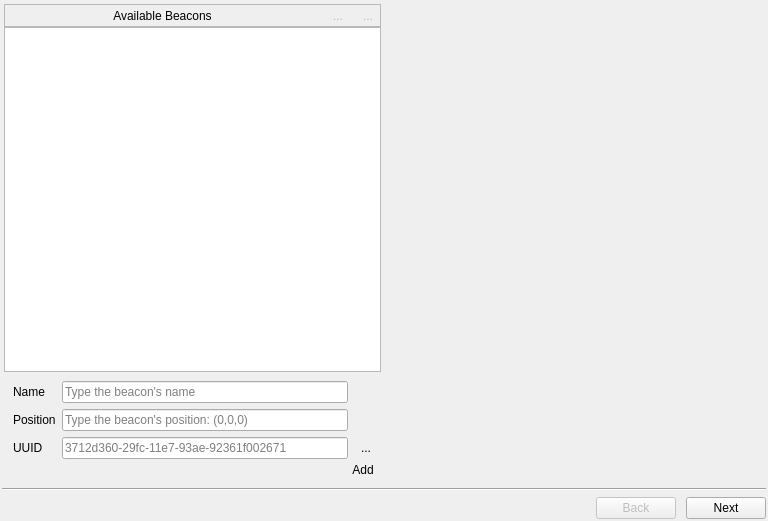
Qt form src/gui/qenvironementeditor.ui (mohabouje/AcousticLPS) before a commit.
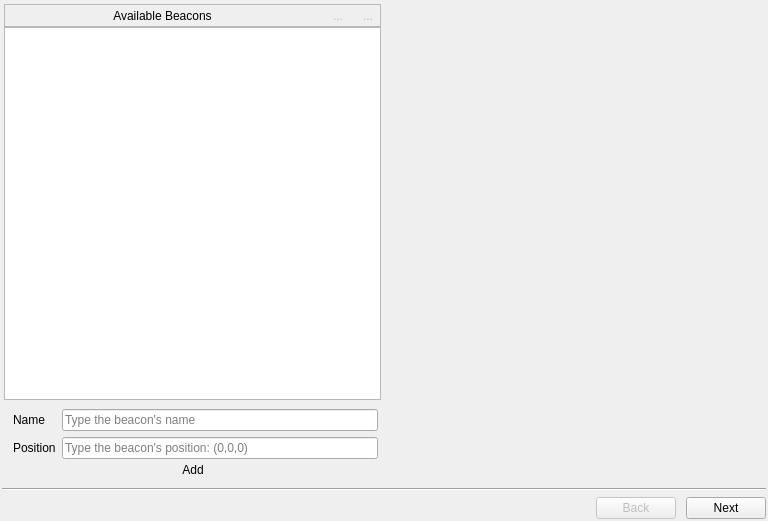
The same form after that commit. Icons and pictures are not drawn.

```diff
--- a/src/gui/qenvironementeditor.ui
+++ b/src/gui/qenvironementeditor.ui
@@ -248,34 +248,6 @@
                   </property>
                  </widget>
                 </item>
-                <item row="3" column="2">
-                 <widget class="QLineEdit" name="beaconUUID">
-                  <property name="placeholderText">
-                   <string>3712d360-29fc-11e7-93ae-92361f002671</string>
-                  </property>
-                 </widget>
-                </item>
-                <item row="3" column="0">
-                 <widget class="QLabel" name="uuidLabel">
-                  <property name="text">
-                   <string>UUID</string>
-                  </property>
-                 </widget>
-                </item>
-                <item row="3" column="3">
-                 <widget class="QToolButton" name="uuidGenerator">
-                  <property name="text">
-                   <string>...</string>
-                  </property>
-                  <property name="icon">
-                   <iconset resource="../images.qrc">
-                    <normaloff>:/resources/icons/key.png</normaloff>:/resources/icons/key.png</iconset>
-                  </property>
-                  <property name="autoRaise">
-                   <bool>true</bool>
-                  </property>
-                 </widget>
-                </item>
                 <item row="1" column="2">
                  <widget class="QLineEdit" name="beaconPosition">
                   <property name="placeholderText">
@@ -351,6 +323,19 @@
                   </property>
                  </widget>
                 </item>
+                <item>
+                 <spacer name="horizontalSpacer_2">
+                  <property name="orientation">
+                   <enum>Qt::Horizontal</enum>
+                  </property>
+                  <property name="sizeHint" stdset="0">
+                   <size>
+                    <width>40</width>
+                    <height>20</height>
+                   </size>
+                  </property>
+                 </spacer>
+                </item>
                </layout>
               </widget>
              </item>
```
Left out of the diff: 22 changed lines with no effect on the pictures.
